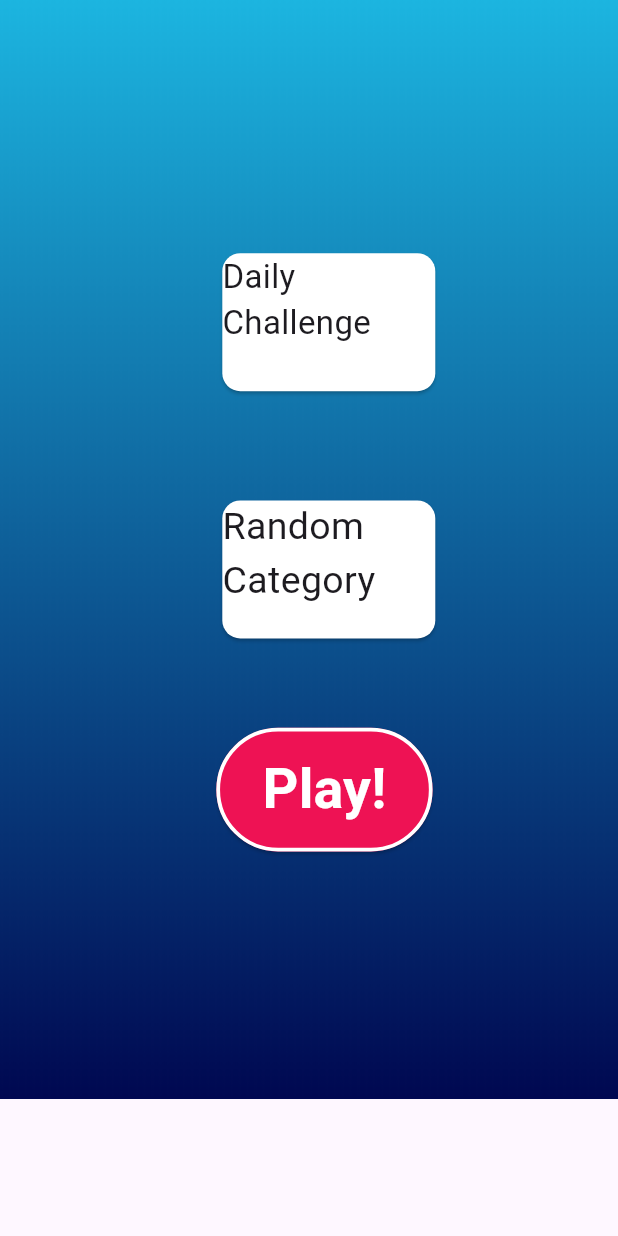
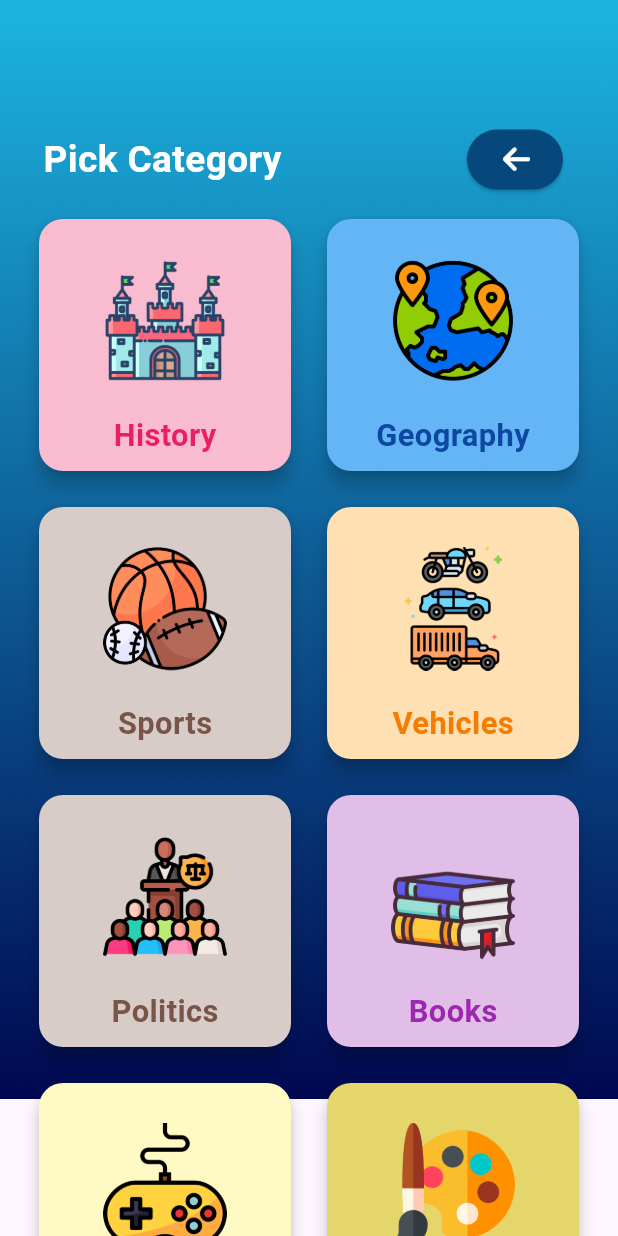
Before and after one commit to AmrQ34327/QuizStorm, a Flutter app: the screen it shows after launch, after a tap on "Play!", on a phone screen of 412 x 824 dp. Run offline on Flutter 3.47's test engine with Material 3 defaults, Android fonts, the phone set to English and light mode, and no system bars; our stand-ins replace font_awesome_flutter, google_fonts; Roboto replaces fonts that are missing (Kanit).

Commit message:
Categories Page

```diff
--- a/lib/main.dart
+++ b/lib/main.dart
@@ -1,5 +1,6 @@
 import 'package:flutter/material.dart';
 import 'package:google_fonts/google_fonts.dart';
+import 'package:myapp/views/categories_page.dart';
 
 void main() {
   runApp(const MyApp());
@@ -8,24 +9,24 @@ void main() {
 class MyApp extends StatelessWidget {
   const MyApp({super.key});
 
-  // This widget is the root of your application.
   @override
   Widget build(BuildContext context) {
     return MaterialApp(
-      title: 'Flutter Demo',
       theme: ThemeData(
         colorScheme: ColorScheme.fromSeed(seedColor: Colors.deepPurple),
         useMaterial3: true,
       ),
-      home: const MyHomePage(title: 'Flutter Demo Home Page'),
+     initialRoute: '/home',
+      routes: {
+        '/home' : (context) => const MyHomePage(),
+        '/categories': (context) => const CategoriesPage(),
+      },
     );
   }
 }
 
 class MyHomePage extends StatefulWidget {
-  const MyHomePage({super.key, required this.title});
-
-  final String title;
+  const MyHomePage({super.key});
 
   @override
   State<MyHomePage> createState() => _MyHomePageState();
@@ -58,7 +59,7 @@ class _MyHomePageState extends State<MyHomePage> {
                     fixedSize: WidgetStateProperty.all<Size>(
                         Size(width * 0.35, height * 0.1))),
                 onPressed: () {
-                  // to navigate user to categories of quizez
+                  Navigator.pushNamed(context, '/categories');
                 },
                 child: Text(
                   'Play!',
--- /dev/null
+++ b/lib/model/model.dart
@@ -0,0 +1,105 @@
+import 'dart:convert';
+import 'package:flutter/material.dart';
+import 'package:http/http.dart' as http;
+
+class Category {
+  final String imagePath;
+  final String categoryTitle;
+  final String categoryIDNumber;
+  final Color? titleColor;
+  final Color backgroundCardColor;
+
+  Category({
+    required this.categoryIDNumber,
+    required this.imagePath,
+    required this.categoryTitle,
+    this.titleColor,
+    required this.backgroundCardColor,
+  });
+}
+
+List<Category> categories = [
+  Category(
+    categoryIDNumber: '23',
+    imagePath: 'assets/castle.png',
+    categoryTitle: 'History',
+    titleColor: Colors.pink,
+    backgroundCardColor: Colors.pink[100]!,
+  ),
+  Category(
+    categoryIDNumber: '22',
+    imagePath: 'assets/world.png',
+    categoryTitle: 'Geography',
+    titleColor: Colors.blue[900]!,
+    backgroundCardColor: Colors.blue[300]!,
+  ),
+  Category(
+    categoryIDNumber: '21',
+    imagePath: 'assets/sports.png',
+    categoryTitle: 'Sports',
+    titleColor: Colors.brown,
+    backgroundCardColor: Colors.brown[100]!,
+  ),
+  Category(
+    categoryIDNumber: '28',
+    imagePath: 'assets/vehicles.png',
+    categoryTitle: 'Vehicles',
+    titleColor: Colors.orange[700],
+    backgroundCardColor: Colors.orange[100]!,
+  ),
+  Category(
+    categoryIDNumber: '24',
+    imagePath: 'assets/speech.png',
+    categoryTitle: 'Politics',
+    titleColor: Colors.brown,
+    backgroundCardColor: Colors.brown[100]!,
+  ),
+  Category(
+    categoryIDNumber: '10',
+    imagePath: 'assets/book.png',
+    categoryTitle: 'Books',
+    titleColor: Colors.purple,
+    backgroundCardColor: Colors.purple[100]!,
+  ),
+  Category(
+    categoryIDNumber: '15',
+    imagePath: 'assets/joystick.png',
+    categoryTitle: 'Video Games',
+    titleColor: Colors.yellow[900]!,
+    backgroundCardColor: Colors.yellow[100]!,
+  ),
+  Category(
+    categoryIDNumber: '25',
+    imagePath: 'assets/paint-palette.png',
+    categoryTitle: 'Art',
+    titleColor: Colors.brown,
+    backgroundCardColor: const Color.fromARGB(255, 229, 214, 107),
+  ),
+  Category(
+    categoryIDNumber: '27',
+    imagePath: 'assets/lion.png',
+    categoryTitle: 'Animals',
+    titleColor: Colors.brown,
+    backgroundCardColor: Colors.brown[100]!,
+  ),
+  Category(
+    categoryIDNumber: '17',
+    imagePath: 'assets/science.png',
+    categoryTitle: 'Science',
+    titleColor:  Colors.pink,
+    backgroundCardColor: const Color.fromARGB(255, 103, 243, 194),
+  ),
+];
+
+
+
+// retuns 10 mutliple choice questions from the api
+Future<List> get10QuestionsData(String categoryID) async {
+  final response = await http.get(Uri.parse(
+      'https://opentdb.com/api.php?amount=10&category=$categoryID&type=multiple'));
+  if (response.statusCode == 200) {
+    return jsonDecode(response.body);
+  } else {
+    throw Exception('Failed to load questions');
+  }
+}
--- /dev/null
+++ b/lib/views/categories_page.dart
@@ -0,0 +1,120 @@
+import 'package:flutter/material.dart';
+import 'package:font_awesome_flutter/font_awesome_flutter.dart';
+import 'package:myapp/model/model.dart';
+
+class CategoriesPage extends StatelessWidget {
+  const CategoriesPage({super.key});
+
+  @override
+  Widget build(BuildContext context) {
+    final height = MediaQuery.of(context).size.height;
+    final width = MediaQuery.of(context).size.width;
+    return SafeArea(
+      child: Scaffold(
+        body: Stack(
+          children: [
+            Image.asset(
+              'assets/cool-background.png',
+              fit: BoxFit.cover,
+              width: double.infinity,
+            ),
+            // Row of cateogies and a back button
+            Positioned(
+              top: height * 0.1,
+              left: width * 0.07,
+              child: Row(
+                children: [
+                  Text('Pick Category',
+                      style: TextStyle(
+                          fontSize: width * 0.06,
+                          color: const Color.fromARGB(255, 255, 255, 255),
+                          fontWeight: FontWeight.bold)),
+                  SizedBox(
+                    width: width * 0.3,
+                  ),
+                  ElevatedButton.icon(
+                    onPressed: () {
+                      Navigator.pop(context);
+                    },
+                    label: Icon(FontAwesomeIcons.arrowLeft,
+                        size: width * 0.05, color: Colors.white),
+                    style: ButtonStyle(
+                        fixedSize: WidgetStateProperty.all<Size>(
+                            Size(width * 0.05, height * 0.04)),
+                        backgroundColor: WidgetStateProperty.all<Color>(
+                            const Color.fromARGB(255, 6, 71, 124))),
+                  )
+                ],
+              ),
+            ),
+            Padding(
+              padding: const EdgeInsets.only(top: 120.0),
+              child: GridView.count(
+                padding: EdgeInsets.all(14),
+                crossAxisCount: 2,
+                children: List.generate(10, (index) {
+                  final category = categories[index];
+                  return Padding(
+                    padding: const EdgeInsets.all(8.0),
+                    child: CategoryCard(
+                        imagePath: category.imagePath,
+                        categoryTitle: category.categoryTitle,
+                        backgroundColor: category.backgroundCardColor,
+                        categoryTitleColor: category.titleColor,
+                        ),
+                  );
+                }),
+              ),
+            ),
+          ],
+        ),
+      ),
+    );
+  }
+}
+
+class CategoryCard extends StatelessWidget {
+  final String imagePath;
+  final String categoryTitle;
+  final Color backgroundColor;
+  final Color? categoryTitleColor;
+
+  const CategoryCard(
+      {super.key,
+      required this.imagePath,
+      required this.categoryTitle,
+      required this.backgroundColor,
+      required this.categoryTitleColor});
+
+  @override
+  Widget build(BuildContext context) {
+    final width = MediaQuery.of(context).size.width;
+    return Card(
+      color: backgroundColor?? Colors.white,
+      elevation: 5,
+      shape: RoundedRectangleBorder(
+        borderRadius: BorderRadius.circular(16.0), // make it adaptive
+      ),
+      child: Padding(
+        padding: const EdgeInsets.all(6.0),
+        child: Column(
+          children: [
+            Image.asset(
+              imagePath,
+              width: width * 0.2,
+              height: width * 0.3,
+            ),
+            Text(
+              categoryTitle,
+              style: TextStyle(
+                color: categoryTitleColor?? Colors.brown,
+                fontSize: width * 0.05,
+                fontWeight: FontWeight.bold,
+              ),
+            )
+          ],
+        ),
+      ),
+    );
+  }
+}
--- a/pubspec.yaml
+++ b/pubspec.yaml
@@ -36,6 +36,8 @@ dependencies:
   # Use with the CupertinoIcons class for iOS style icons.
   cupertino_icons: ^1.0.8
   google_fonts: ^6.2.1
+  font_awesome_flutter: ^10.8.0
+  http: ^1.2.2
 
 dev_dependencies:
   flutter_test:
@@ -61,7 +63,7 @@ flutter:
 
   # To add assets to your application, add an assets section, like this:
   assets:
-    - assets/cool-background.png
+    - assets/
   #   - images/a_dot_ham.jpeg
 
   # An image asset can refer to one or more resolution-specific "variants", see
```
Also changed, not shown: assets/book.png (added), assets/castle.png (added), assets/joystick.png (added), assets/lion.png (added), assets/paint-palette.png (added), assets/science.png (added), assets/speech.png (added), assets/sports.png (added), assets/vehicles.png (added), assets/world.png (added), pubspec.lock.
